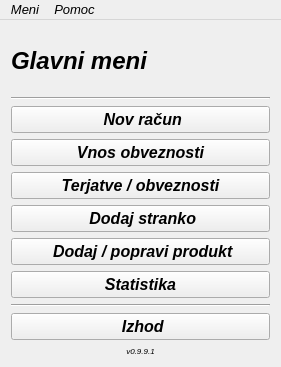
The window that mainwindow.ui (MaxMaxy/racun) describes before a commit, drawn with Qt 5.
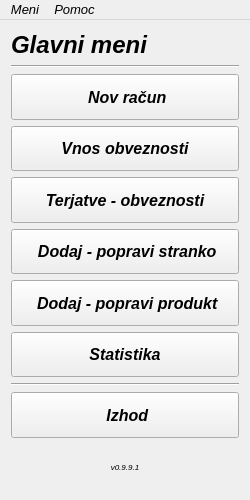
The same window after the commit. Icons and pictures are not drawn.

```diff
--- a/mainwindow.ui
+++ b/mainwindow.ui
@@ -6,8 +6,8 @@
    <rect>
     <x>0</x>
     <y>0</y>
-    <width>281</width>
-    <height>367</height>
+    <width>250</width>
+    <height>500</height>
    </rect>
   </property>
   <property name="sizePolicy">
@@ -16,6 +16,18 @@
     <verstretch>0</verstretch>
    </sizepolicy>
   </property>
+  <property name="minimumSize">
+   <size>
+    <width>250</width>
+    <height>500</height>
+   </size>
+  </property>
+  <property name="maximumSize">
+   <size>
+    <width>250</width>
+    <height>500</height>
+   </size>
+  </property>
   <property name="font">
    <font>
     <family>MS Sans Serif</family>
@@ -33,6 +45,12 @@
    <layout class="QGridLayout" name="gridLayout">
     <item row="0" column="0">
      <widget class="QLabel" name="label_2">
+      <property name="sizePolicy">
+       <sizepolicy hsizetype="MinimumExpanding" vsizetype="Maximum">
+        <horstretch>0</horstretch>
+        <verstretch>0</verstretch>
+       </sizepolicy>
+      </property>
       <property name="font">
        <font>
         <family>MS Sans Serif</family>
@@ -57,6 +75,12 @@
      <layout class="QVBoxLayout" name="verticalLayout">
       <item>
        <widget class="QPushButton" name="pushButton_2">
+        <property name="sizePolicy">
+         <sizepolicy hsizetype="Minimum" vsizetype="Minimum">
+          <horstretch>0</horstretch>
+          <verstretch>0</verstretch>
+         </sizepolicy>
+        </property>
         <property name="font">
          <font>
           <family>MS Sans Serif</family>
@@ -94,6 +118,12 @@
       </item>
       <item>
        <widget class="QPushButton" name="pushButton_6">
+        <property name="sizePolicy">
+         <sizepolicy hsizetype="Minimum" vsizetype="Minimum">
+          <horstretch>0</horstretch>
+          <verstretch>0</verstretch>
+         </sizepolicy>
+        </property>
         <property name="font">
          <font>
           <family>MS Sans Serif</family>
@@ -115,6 +145,12 @@
       </item>
       <item>
        <widget class="QPushButton" name="pushButton_5">
+        <property name="sizePolicy">
+         <sizepolicy hsizetype="Minimum" vsizetype="Minimum">
+          <horstretch>0</horstretch>
+          <verstretch>0</verstretch>
+         </sizepolicy>
+        </property>
         <property name="font">
          <font>
           <family>MS Sans Serif</family>
@@ -125,7 +161,7 @@
          </font>
         </property>
         <property name="text">
-         <string>Terjatve / obveznosti</string>
+         <string>Terjatve - obveznosti</string>
         </property>
         <property name="icon">
          <iconset>
@@ -140,6 +176,12 @@
       </item>
       <item>
        <widget class="QPushButton" name="pushButton_3">
+        <property name="sizePolicy">
+         <sizepolicy hsizetype="Minimum" vsizetype="Minimum">
+          <horstretch>0</horstretch>
+          <verstretch>0</verstretch>
+         </sizepolicy>
+        </property>
         <property name="font">
          <font>
           <family>MS Sans Serif</family>
@@ -150,7 +192,7 @@
          </font>
         </property>
         <property name="text">
-         <string> Dodaj stranko</string>
+         <string> Dodaj - popravi stranko</string>
         </property>
         <property name="icon">
          <iconset>
@@ -164,6 +206,12 @@
       </item>
       <item>
        <widget class="QPushButton" name="pushButton_4">
+        <property name="sizePolicy">
+         <sizepolicy hsizetype="Minimum" vsizetype="Minimum">
+          <horstretch>0</horstretch>
+          <verstretch>0</verstretch>
+         </sizepolicy>
+        </property>
         <property name="font">
          <font>
           <family>MS Sans Serif</family>
@@ -174,7 +222,7 @@
          </font>
         </property>
         <property name="text">
-         <string> Dodaj / popravi produkt</string>
+         <string> Dodaj - popravi produkt</string>
         </property>
         <property name="icon">
          <iconset>
@@ -188,6 +236,12 @@
       </item>
       <item>
        <widget class="QPushButton" name="pushButton_7">
+        <property name="sizePolicy">
+         <sizepolicy hsizetype="Minimum" vsizetype="Minimum">
+          <horstretch>0</horstretch>
+          <verstretch>0</verstretch>
+         </sizepolicy>
+        </property>
         <property name="font">
          <font>
           <family>MS Sans Serif</family>
@@ -222,6 +276,12 @@
       </item>
       <item>
        <widget class="QPushButton" name="pushButton">
+        <property name="sizePolicy">
+         <sizepolicy hsizetype="Minimum" vsizetype="Minimum">
+          <horstretch>0</horstretch>
+          <verstretch>0</verstretch>
+         </sizepolicy>
+        </property>
         <property name="font">
          <font>
           <family>MS Sans Serif</family>
@@ -295,8 +355,8 @@
     <rect>
      <x>0</x>
      <y>0</y>
-     <width>281</width>
-     <height>22</height>
+     <width>250</width>
+     <height>21</height>
     </rect>
    </property>
    <widget class="QMenu" name="menuStart">
```
